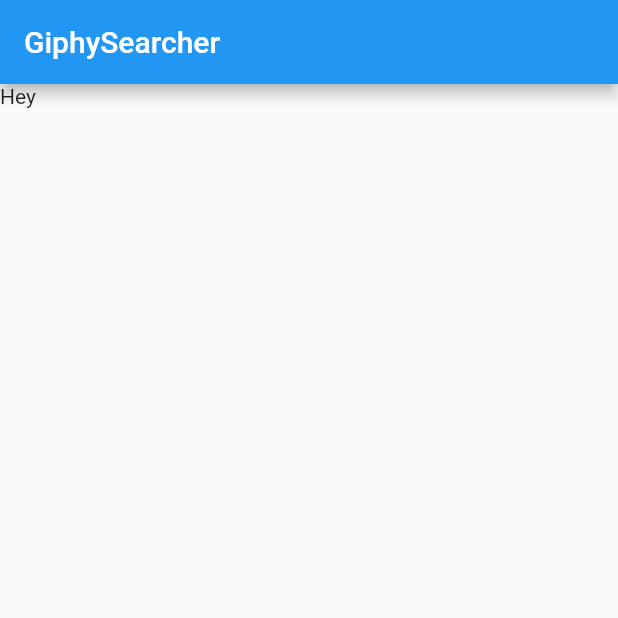
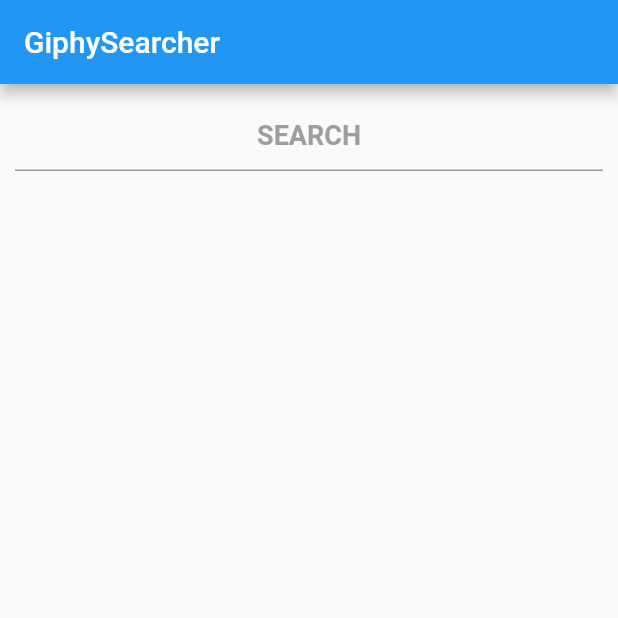
Before and after one commit to VoropayAndrey/GiphySearcher, a Flutter app: the screen it shows after launch, on a phone screen of 412 x 824 dp, the top half of it. Run offline on Flutter 3.47's test engine with Material 2 defaults, Android fonts, the phone set to English and light mode, and no system bars.

Commit message:
search field was added

```diff
--- a/lib/ui/main_widget.dart
+++ b/lib/ui/main_widget.dart
@@ -25,13 +25,37 @@ class MainWidget extends StatefulWidget {
 
 class MainWidgetState extends State<MainWidget> {
 
+  void searchSubmitted(String query) {
+    print('query: ${query}');
+  }
+
   @override
   Widget build(BuildContext context) {
+      final mainInheritedWidget = MainInheritedWidget.of(context);
       return new Scaffold(
           appBar: AppBar(
               title: Text(Constants.APP_NAME)
           ),
-          body: Text('Hey'),
+          body: Column(
+              children: [
+                  Container(
+                      margin: EdgeInsets.all(10.0),
+                      child: TextField(
+                          onSubmitted: searchSubmitted,
+                          controller: mainInheritedWidget.searchController,
+                          textAlign: TextAlign.center,
+                          decoration: InputDecoration(
+                              hintText: 'SEARCH',
+                              hintStyle: TextStyle(color: Colors.grey, fontSize: 18.0),
+                              alignLabelWithHint: true,
+                          ),
+                          style: TextStyle(
+                              color: Colors.black,
+                              fontSize: 18.0,
+                              fontWeight: FontWeight.bold),
+                      ))
+              ]
+          ),
       );
   }
 }
```
